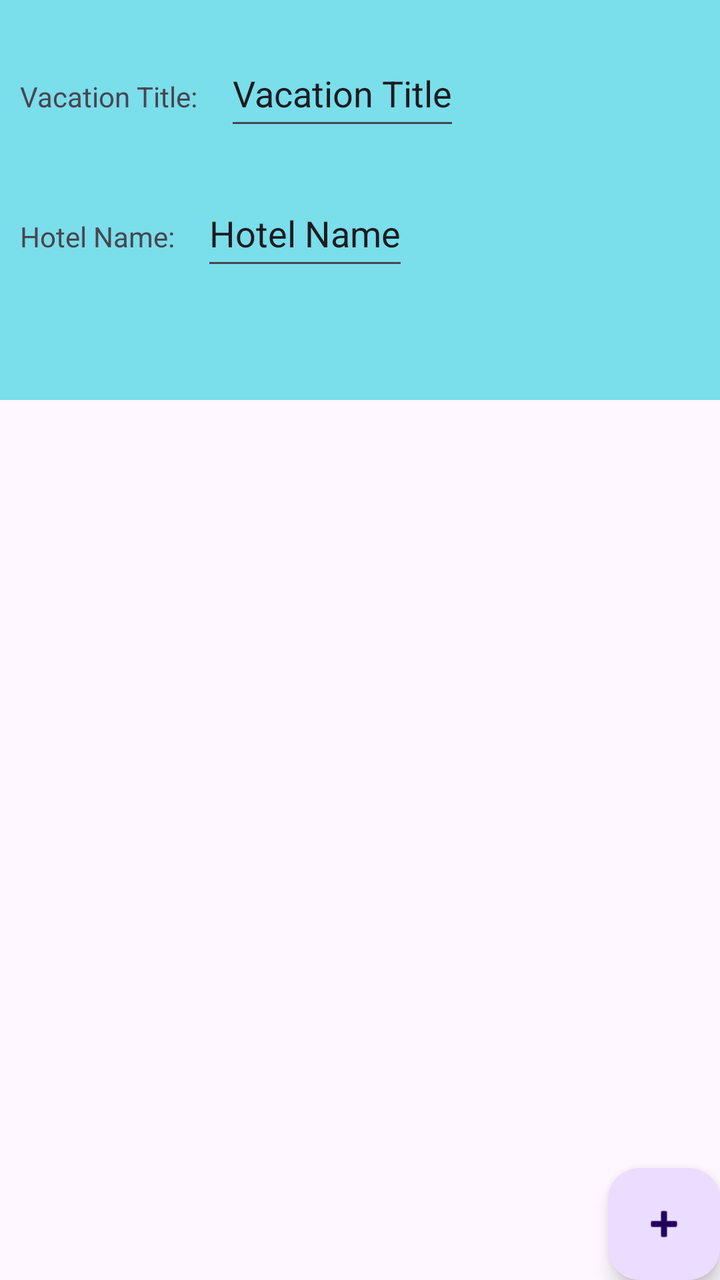
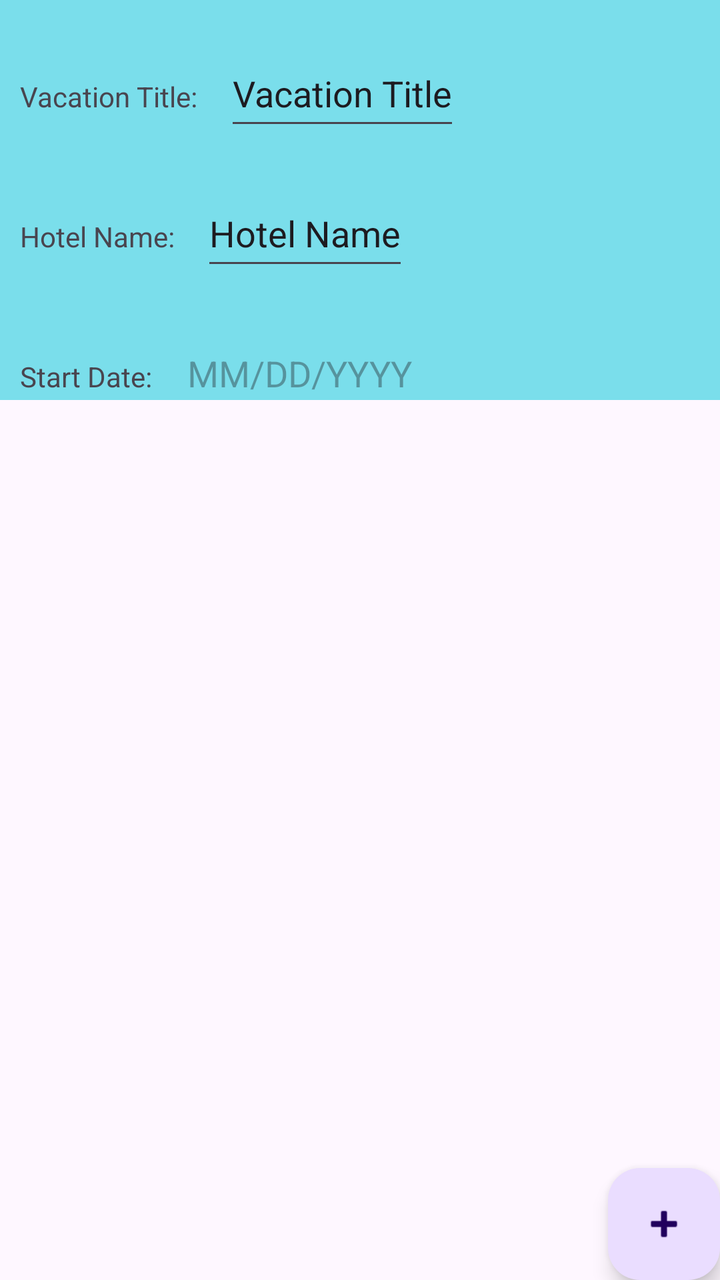

The first picture is an Android layout as it rendered before a commit; the second is the same layout after the commit. The layout source and the unified diff follow.
<!-- AndroidManifest.xml: application theme Theme.VSapp -->
<!-- res/layout/activity_vacation_details.xml -->
<?xml version="1.0" encoding="utf-8"?>
<androidx.constraintlayout.widget.ConstraintLayout xmlns:android="http://schemas.android.com/apk/res/android"
    xmlns:app="http://schemas.android.com/apk/res-auto"
    xmlns:tools="http://schemas.android.com/tools"
    android:id="@+id/main"
    android:layout_width="match_parent"
    android:layout_height="match_parent"
    tools:context=".UI.VacationDetails">


    <ScrollView
        android:id="@+id/scrollView"
        android:layout_width="500dp"
        android:layout_height="200dp"
        android:background="#7ADEEB"
        app:layout_constraintLeft_toLeftOf="parent"
        app:layout_constraintTop_toTopOf="parent">


        <LinearLayout
            android:layout_width="match_parent"
            android:layout_height="wrap_content"
            android:orientation="vertical">

            <LinearLayout
                android:layout_width="wrap_content"
                android:layout_height="wrap_content"
                android:orientation="horizontal">

                <TextView
                    android:layout_width="wrap_content"
                    android:layout_height="50dp"
                    android:layout_marginTop="20dp"
                    android:padding="10dp"
                    android:text="Vacation Title: " />

                <EditText
                    android:id="@+id/titletext"
                    android:layout_width="wrap_content"
                    android:layout_height="50dp"
                    android:layout_marginTop="20dp"
                    android:text="Vacation Title" />

            </LinearLayout>

            <LinearLayout
                android:layout_width="wrap_content"
                android:layout_height="wrap_content"
                android:orientation="horizontal">

                <TextView
                    android:layout_width="wrap_content"
                    android:layout_height="50dp"
                    android:layout_marginTop="20dp"
                    android:padding="10dp"
                    android:text="Hotel Name: " />

                <EditText
                    android:id="@+id/hotelnametext"
                    android:layout_width="wrap_content"
                    android:layout_height="50dp"
                    android:layout_marginTop="20dp"
                    android:text="Hotel Name" />

            </LinearLayout>

        </LinearLayout>
    </ScrollView>

    <com.google.android.material.floatingactionbutton.FloatingActionButton
        android:id="@+id/floatingActionButton2"
        android:layout_width="wrap_content"
        android:layout_height="wrap_content"
        android:clickable="true"
        app:layout_constraintBottom_toBottomOf="parent"
        app:layout_constraintEnd_toEndOf="parent"
        app:srcCompat="@android:drawable/ic_input_add" />

    <androidx.recyclerview.widget.RecyclerView
        android:id="@+id/excursionrecyclerview"
        android:layout_width="0dp"
        android:layout_height="0dp"
        app:layout_constraintTop_toBottomOf="@+id/scrollView"
        app:layout_constraintStart_toStartOf="parent"
        app:layout_constraintEnd_toEndOf="parent"
        app:layout_constraintBottom_toTopOf="@+id/floatingActionButton2"/>
</androidx.constraintlayout.widget.ConstraintLayout>
<!-- resources referenced by this layout -->
<resources>
  <style name="Theme.VSapp" parent="Base.Theme.VSapp" />
  <style name="Base.Theme.VSapp" parent="Theme.Material3.DayNight">
          
          
      </style>
</resources>

<!-- the commit's change to res/layout/activity_vacation_details.xml (unified diff, before → after) -->
@@ -64,6 +64,50 @@
 
             </LinearLayout>
 
+            <LinearLayout
+                android:layout_width="wrap_content"
+                android:layout_height="wrap_content"
+                android:orientation="horizontal">
+
+                <TextView
+                    android:layout_width="wrap_content"
+                    android:layout_height="50dp"
+                    android:layout_marginTop="20dp"
+                    android:padding="10dp"
+                    android:text="Start Date: " />
+
+                <EditText
+                    android:id="@+id/startdatetext"
+                    android:layout_width="wrap_content"
+                    android:layout_height="50dp"
+                    android:layout_marginTop="20dp"
+                    android:hint="MM/DD/YYYY"
+                    android:focusable="false"
+                    android:clickable="true" />
+            </LinearLayout>
+
+            <LinearLayout
+                android:layout_width="wrap_content"
+                android:layout_height="wrap_content"
+                android:orientation="horizontal">
+
+                <TextView
+                    android:layout_width="wrap_content"
+                    android:layout_height="50dp"
+                    android:layout_marginTop="20dp"
+                    android:padding="10dp"
+                    android:text="End Date: " />
+
+                <EditText
+                    android:id="@+id/enddatetext"
+                    android:layout_width="wrap_content"
+                    android:layout_height="50dp"
+                    android:layout_marginTop="20dp"
+                    android:hint="MM/DD/YYYY"
+                    android:focusable="false"
+                    android:clickable="true" />
+            </LinearLayout>
+
         </LinearLayout>
     </ScrollView>
 
